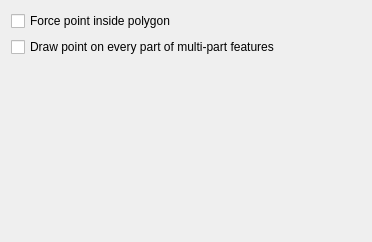
Before: the Qt Designer form src/ui/symbollayer/widget_centroidfill.ui in qgis/QGIS, drawn with Qt 5.
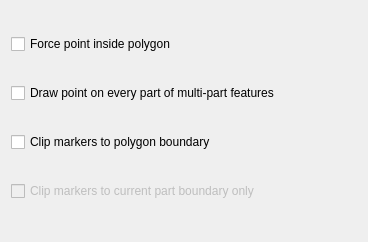
After: the same form once the commit is applied.

Commit message: [Symbology][Feature] Allow centroid fill markers to be clipped within current polygon or polygon part

The edit to the form file:
```diff
--- a/src/ui/symbollayer/widget_centroidfill.ui
+++ b/src/ui/symbollayer/widget_centroidfill.ui
@@ -41,6 +41,34 @@
        <property name="toolTip">
         <string>When unchecked, a single point will be drawn on the biggest part of multi-part features</string>
        </property>
+       <property name="text">
+        <string>Draw point on every part of multi-part features</string>
+       </property>
+      </widget>
+     </item>
+    </layout>
+   </item>
+   <item>
+    <layout class="QHBoxLayout" name="horizontalLayout_3">
+     <item>
+      <widget class="QCheckBox" name="mClipPointsCheckBox">
+       <property name="text">
+        <string>Clip markers to polygon boundary</string>
+       </property>
+      </widget>
+     </item>
+    </layout>
+   </item>
+   <item>
+    <layout class="QHBoxLayout" name="horizontalLayout_4">
+     <item>
+      <widget class="QCheckBox" name="mClipOnCurrentPartOnlyCheckBox">
+       <property name="enabled">
+        <bool>false</bool>
+       </property>
+       <property name="text">
+        <string>Clip markers to current part boundary only</string>
+       </property>
       </widget>
      </item>
     </layout>
@@ -50,12 +78,6 @@
      <property name="orientation">
       <enum>Qt::Vertical</enum>
      </property>
-     <property name="sizeHint" stdset="0">
-      <size>
-       <width>350</width>
-       <height>81</height>
-      </size>
-     </property>
     </spacer>
    </item>
   </layout>
```
Left out of the diff: 24 changed lines with no effect on the pictures. The commit also changes 5 other files.
